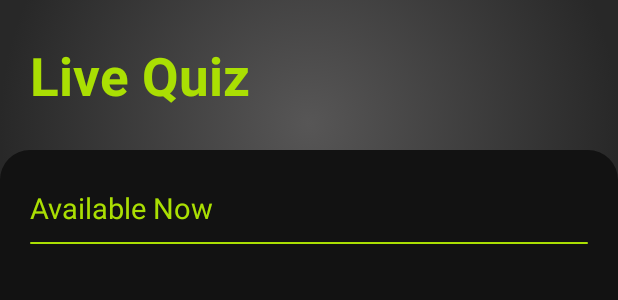
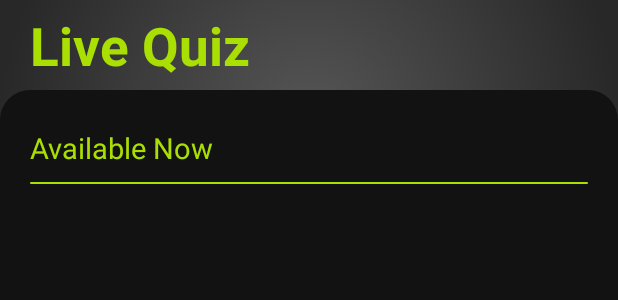
Before and after one commit to MdKaif2782/Zenith-Quiz, an Android app: the layout activity_available_quiz.xml on its own in the app's theme, with its tools: preview values and no code run, on a phone screen of 412 x 824 dp. Shown: the top 300 px of the screen. Run offline under Robolectric (Android 15) with nearby library versions, the phone set to English and light mode, and no system bars; Roboto replaces fonts that are not available here.

Commit message:
quiz list

```diff
--- a/app/src/main/java/inc/typhon/zenithquiz/Adapters/QuizListAdapter.java
+++ b/app/src/main/java/inc/typhon/zenithquiz/Adapters/QuizListAdapter.java
@@ -11,6 +11,7 @@ import androidx.annotation.NonNull;
 import androidx.annotation.Nullable;
 
 import com.bumptech.glide.Glide;
+import com.google.firebase.installations.time.Clock;
 
 import java.util.List;
 
@@ -47,13 +48,14 @@ public class QuizListAdapter extends ArrayAdapter<Quiz> {
         int seconds = duration % 60;
         String time = String.format("%02d:%02d:%02d", hours, minutes, seconds);
         quiz_duration.setText(time);
-        quiz_question_count.setText(String.valueOf(quiz.getQuizTotalQuestions()));
-        level.setText(quiz.isSeniorQuiz() ? "Senior" : "Junior");
+        quiz_question_count.setText(String.valueOf(quiz.getQuizTotalQuestions()+" Question"));
+        level.setText(quiz.isSeniorQuiz() ? "Senior" : "Junior"+" Quiz");
         long epoch = quiz.getQuizScheduledTime();
         //format as 11 Jan 2020 12:00:00
         String date = new java.text.SimpleDateFormat("dd MMM yyyy HH:mm:ss").format(new java.util.Date(epoch * 1000));
         schedule.setText(date);
         long timeRemaining = quiz.getQuizScheduledTime() - System.currentTimeMillis() / 1000;
+
         if (timeRemaining > 0) {
             //formatting the time remaining
             int hoursRemaining = (int) timeRemaining / 3600;
--- a/app/src/main/res/layout/activity_available_quiz.xml
+++ b/app/src/main/res/layout/activity_available_quiz.xml
@@ -27,7 +27,7 @@
         android:id="@+id/constraintLayout"
         android:layout_width="match_parent"
         android:layout_height="match_parent"
-        android:layout_marginTop="100dp"
+        android:layout_marginTop="60dp"
         android:background="@drawable/rounded_corners_up"
         app:layout_constraintBottom_toBottomOf="parent"
         app:layout_constraintEnd_toEndOf="parent"
--- a/app/src/main/res/layout/available_quiz_item.xml
+++ b/app/src/main/res/layout/available_quiz_item.xml
@@ -6,6 +6,7 @@
     android:background="#121212"
     android:orientation="vertical"
     >
+
         <androidx.constraintlayout.widget.ConstraintLayout
             android:layout_width="match_parent"
             android:layout_height="90dp"
@@ -13,6 +14,7 @@
             android:layout_marginHorizontal="10dp"
             android:background="@drawable/button_background"
             >
+
 
             <com.google.android.material.imageview.ShapeableImageView
                 android:layout_width="80dp"
@@ -131,5 +133,6 @@
                 android:src="@drawable/ic_baseline_keyboard_arrow_down_24"
                 app:layout_constraintBottom_toBottomOf="parent"
                 app:layout_constraintEnd_toEndOf="parent" />
+
         </androidx.constraintlayout.widget.ConstraintLayout>
     </LinearLayout>
```
Also changed, not shown: app/build.gradle (+4 -3 lines). Lines whose indentation alone changed are shown as unchanged.
